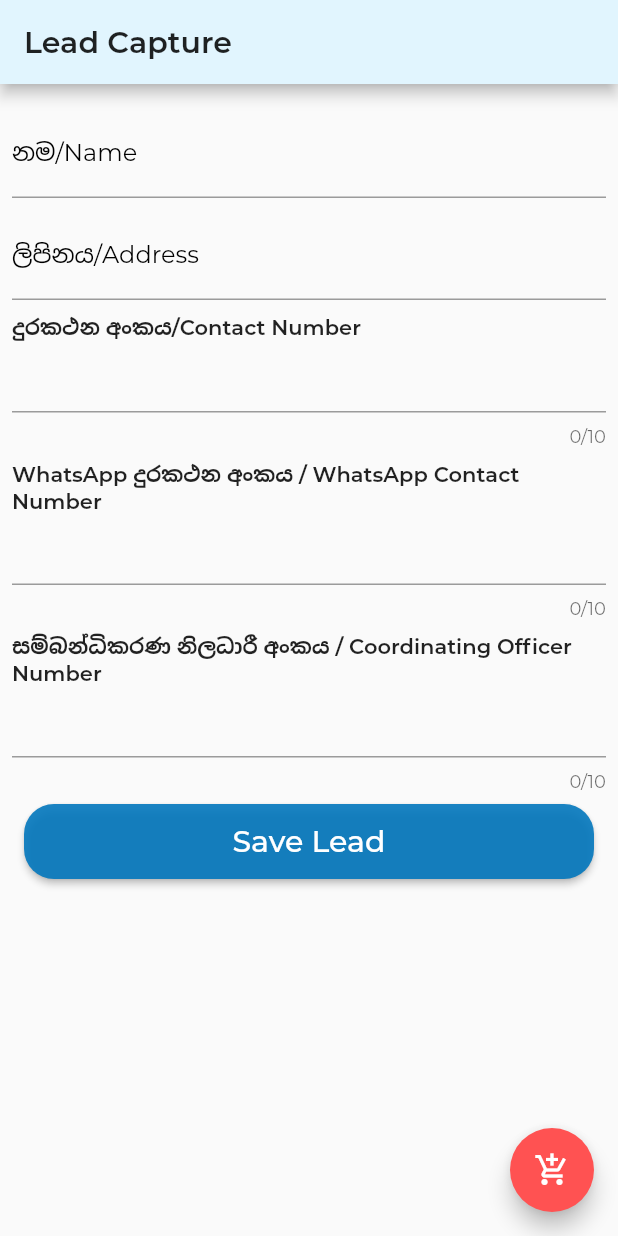
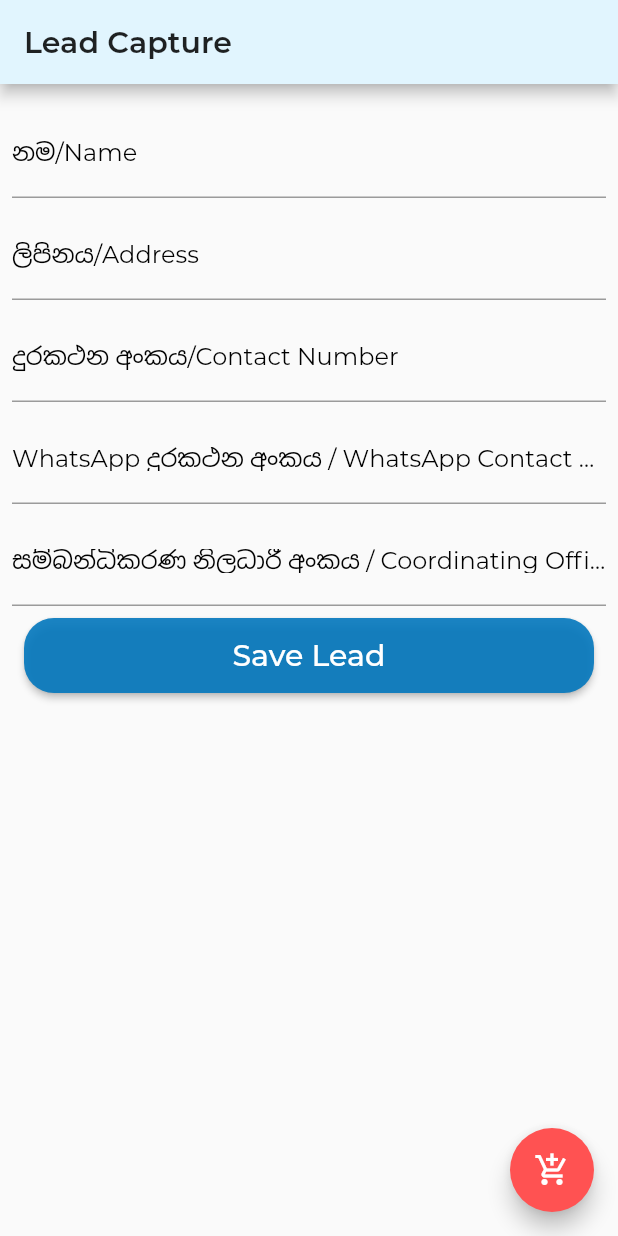
Before and after one commit to chamithchathuka/goviwiruvo_app, a Flutter app: the screen it shows after launch, on a phone screen of 412 x 824 dp. Run offline on Flutter 3.47's test engine with Material 2 defaults, Android fonts, the phone set to English and light mode, and no system bars.

Commit message:
Update leadcapture.dart

```diff
--- a/lib/screens/leadcapture.dart
+++ b/lib/screens/leadcapture.dart
@@ -195,13 +195,13 @@ class _LeadCaptureScreenState extends State<LeadCaptureScreen> {
         child: Column(
           mainAxisAlignment: MainAxisAlignment.spaceEvenly,
           children: [
-            Align(
-                alignment: Alignment.topLeft,
-                child: Text(
-                  "දුරකථන අංකය/Contact Number",
-                  style: TextStyle(fontWeight: FontWeight.bold),
-                  textAlign: TextAlign.left,
-                )),
+//            Align(
+//                alignment: Alignment.topLeft,
+//                child: Text(
+//                  "දුරකථන අංකය/Contact Number",
+//                  style: TextStyle(fontWeight: FontWeight.bold),
+//                  textAlign: TextAlign.left,
+//                )),
             Container(
               child: Row(
                 children: <Widget>[
@@ -211,18 +211,24 @@ class _LeadCaptureScreenState extends State<LeadCaptureScreen> {
 //                  ),
                   Expanded(
                     child: TextFormField(
-                      inputFormatters: [
-                        WhitelistingTextInputFormatter.digitsOnly
-                      ],
+
+                      decoration: InputDecoration(
+//                        fillColor: Colors.black,
+//                          focusColor: Colors.black,
+//                          hoverColor: Colors.black,
+
+                          labelStyle:TextStyle(color: Colors.black),
+                          focusedBorder:  UnderlineInputBorder(
+                              borderSide: new BorderSide(
+                                  color: Colors.black
+                              )
+                          ),
+
+                          labelText: 'දුරකථන අංකය/Contact Number'
+                      ),
+
                       controller: contactNoController,
-                      maxLength: 10,
-                      validator: (value) {
-                        if (value.length != 10) {
-                          return ('Contact Number invalid.');
-                        }
-                      },
                       textAlign: TextAlign.left,
-                      keyboardType: TextInputType.number,
                     ),
                   ),
                 ],
@@ -237,13 +243,13 @@ class _LeadCaptureScreenState extends State<LeadCaptureScreen> {
         child: Column(
           mainAxisAlignment: MainAxisAlignment.spaceEvenly,
           children: [
-            Align(
-                alignment: Alignment.topLeft,
-                child: Text(
-                  "WhatsApp දුරකථන අංකය / WhatsApp Contact Number",
-                  style: TextStyle(fontWeight: FontWeight.bold),
-                  textAlign: TextAlign.left,
-                )),
+//            Align(
+//                alignment: Alignment.topLeft,
+//                child: Text(
+//                  "WhatsApp දුරකථන අංකය / WhatsApp Contact Number",
+//                  style: TextStyle(fontWeight: FontWeight.bold),
+//                  textAlign: TextAlign.left,
+//                )),
             Container(
               child: Row(
                 children: <Widget>[
@@ -253,18 +259,24 @@ class _LeadCaptureScreenState extends State<LeadCaptureScreen> {
 //                  ),
                   Expanded(
                     child: TextFormField(
-                      inputFormatters: [
-                        WhitelistingTextInputFormatter.digitsOnly
-                      ],
+
+                      decoration: InputDecoration(
+//                        fillColor: Colors.black,
+//                          focusColor: Colors.black,
+//                          hoverColor: Colors.black,
+
+                          labelStyle:TextStyle(color: Colors.black),
+                          focusedBorder:  UnderlineInputBorder(
+                              borderSide: new BorderSide(
+                                  color: Colors.black
+                              )
+                          ),
+
+                          labelText: 'WhatsApp දුරකථන අංකය / WhatsApp Contact Number'
+                      ),
+
                       controller: whatappContactNoController,
-                      maxLength: 10,
-                      validator: (value) {
-                        if (value.length != 10) {
-                          return ('Contact Number invalid.');
-                        }
-                      },
                       textAlign: TextAlign.left,
-                      keyboardType: TextInputType.number,
                     ),
                   ),
                 ],
@@ -322,13 +334,13 @@ class _LeadCaptureScreenState extends State<LeadCaptureScreen> {
         child: Column(
           mainAxisAlignment: MainAxisAlignment.spaceEvenly,
           children: [
-            Align(
-                alignment: Alignment.topLeft,
-                child: Text(
-                  "සම්බන්ධිකරණ නිලධාරී අංකය / Coordinating Officer Number",
-                  style: TextStyle(fontWeight: FontWeight.bold),
-                  textAlign: TextAlign.left,
-                )),
+//            Align(
+//                alignment: Alignment.topLeft,
+//                child: Text(
+//                  "සම්බන්ධිකරණ නිලධාරී අංකය / Coordinating Officer Number",
+//                  style: TextStyle(fontWeight: FontWeight.bold),
+//                  textAlign: TextAlign.left,
+//                )),
             Container(
               child: Row(
                 children: <Widget>[
@@ -338,18 +350,24 @@ class _LeadCaptureScreenState extends State<LeadCaptureScreen> {
 //                  ),
                   Expanded(
                     child: TextFormField(
-                      inputFormatters: [
-                        WhitelistingTextInputFormatter.digitsOnly
-                      ],
-                      controller: coordinationOfficerTextController,
-                      maxLength: 10,
-                      validator: (value) {
-                        if (value.length != 10) {
-                          return ('Contact Number invalid.');
-                        }
-                      },
+
+                      decoration: InputDecoration(
+//                        fillColor: Colors.black,
+//                          focusColor: Colors.black,
+//                          hoverColor: Colors.black,
+
+                          labelStyle:TextStyle(color: Colors.black),
+                          focusedBorder:  UnderlineInputBorder(
+                              borderSide: new BorderSide(
+                                  color: Colors.black
+                              )
+                          ),
+
+                          labelText: 'සම්බන්ධිකරණ නිලධාරී අංකය / Coordinating Officer Number'
+                      ),
+
+                      controller: whatappContactNoController,
                       textAlign: TextAlign.left,
-                      keyboardType: TextInputType.number,
                     ),
                   ),
                 ],
```
